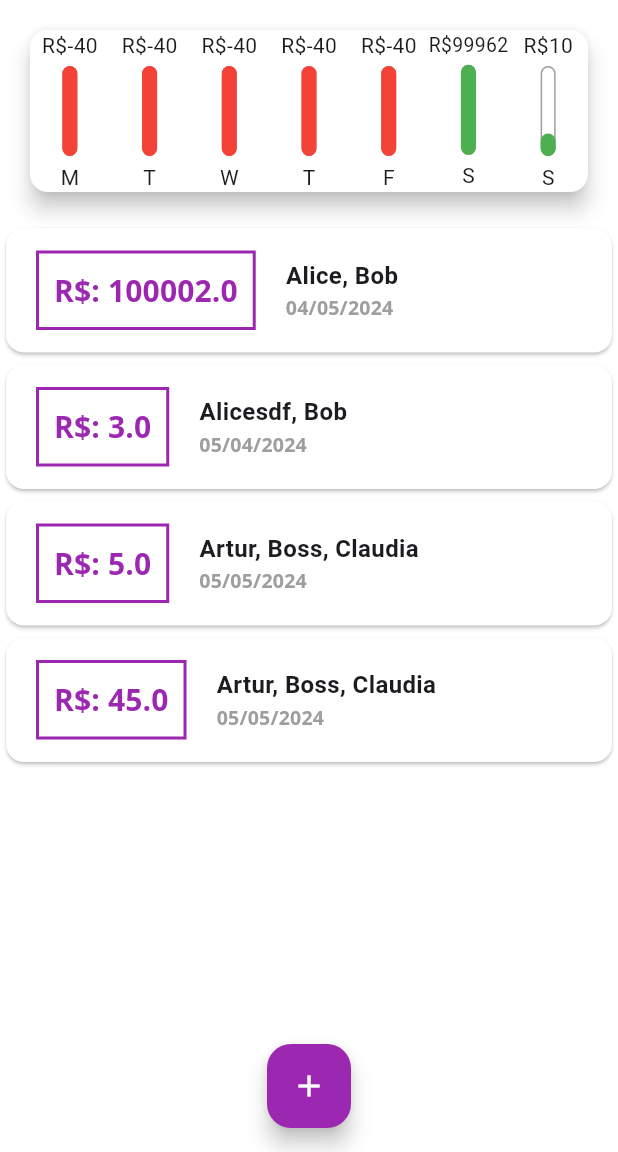
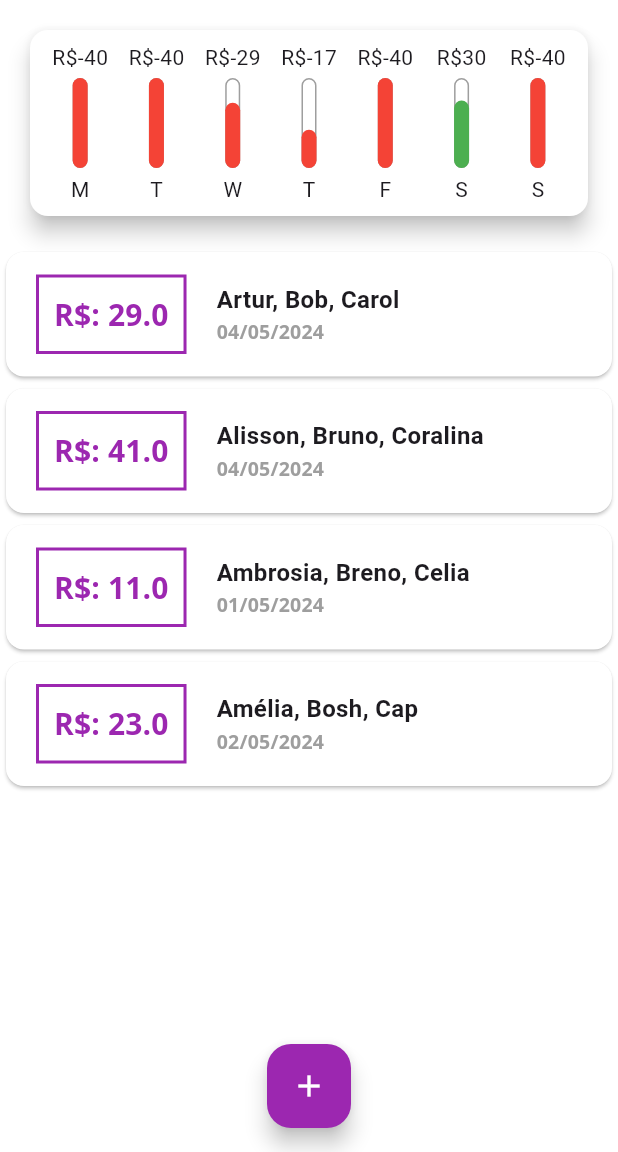
Before and after one commit to ArturMota19/flutterMaestry, a Flutter app: the screen it shows after launch, on a phone screen of 412 x 824 dp, the part 84-1236 px from its top. Run offline on Flutter 3.47's test engine with Material 3 defaults, Android fonts, the phone set to English and light mode, and no system bars.

Commit message:
22: Fixing some percentual bugs

```diff
--- a/expenses/lib/components/chart.dart
+++ b/expenses/lib/components/chart.dart
@@ -38,6 +38,8 @@ List<Map<String, Object>> get groupedRides {
     return Card(
       elevation: 6.0,
       margin: const EdgeInsets.all(20.0),
+      child: Padding(
+        padding: const EdgeInsets.all(8.0),
         child: Row(
           mainAxisAlignment: MainAxisAlignment.spaceAround,
           children: groupedRides.map((data) {
@@ -51,6 +53,7 @@ List<Map<String, Object>> get groupedRides {
             );
           }).toList(),
         ),
+      ),
     );
   }
 }
--- a/expenses/lib/components/chart_bar.dart
+++ b/expenses/lib/components/chart_bar.dart
@@ -16,7 +16,7 @@ class ChartBar extends StatelessWidget {
     totalCost = totalCost < 0 ? totalCost * -1 : totalCost * -1;
 
     var newPercentual = percentual;
-    if(percentual > 40.0) {
+    if(percentual > 1.0) {
       newPercentual = 1.0;
     }
     return Column(
--- a/expenses/lib/main.dart
+++ b/expenses/lib/main.dart
@@ -63,10 +63,10 @@ class MyHomePage extends StatefulWidget {
 
 class _MyHomePageState extends State<MyHomePage> {
   final List<Rides> _rides = [
-    Rides(id: '0', passengers: {'Alice': 100000.0, 'Bob': 2.0}  , date: DateTime.now().subtract(const Duration(days: 1))),
-    Rides(id: '2', passengers: {'Alicesdf': 1.0, 'Bob': 2.0}  , date: DateTime.now().subtract(const Duration(days: 30))),
-    Rides(id: '1', passengers: {'Artur': 2.0, 'Boss': 2.0, 'Claudia': 1.0}  , date: DateTime.now()),
-    Rides(id: '3', passengers: {'Artur': 42.0, 'Boss': 2.0, 'Claudia': 1.0}  , date: DateTime.now()),
+    Rides(id: '0', passengers: {'Artur': 22.0, 'Bob': 2.0, 'Carol': 5.0}  , date: DateTime.now().subtract(const Duration(days: 1))),
+    Rides(id: '0', passengers: {'Alisson': 2.0, 'Bruno': 34.0, 'Coralina': 5.0}  , date: DateTime.now().subtract(const Duration(days: 1))),
+    Rides(id: '0', passengers: {'Ambrosia': 4.0, 'Breno': 2.0, 'Celia': 5.0}  , date: DateTime.now().subtract(const Duration(days: 4))),
+    Rides(id: '0', passengers: {'Amélia': 9.0, 'Bosh': 2.0, 'Cap': 12.0}  , date: DateTime.now().subtract(const Duration(days: 3))),
   ];
 
   List<Rides> get _recentRides {
```
Lines whose indentation alone changed are shown as unchanged.
